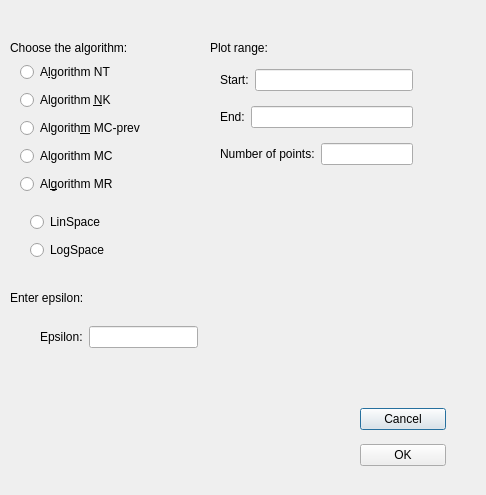
Qt form GUI/loop_shaping_dialog.ui (Isaac-Martinez-Forte/QFTbx) before a commit.
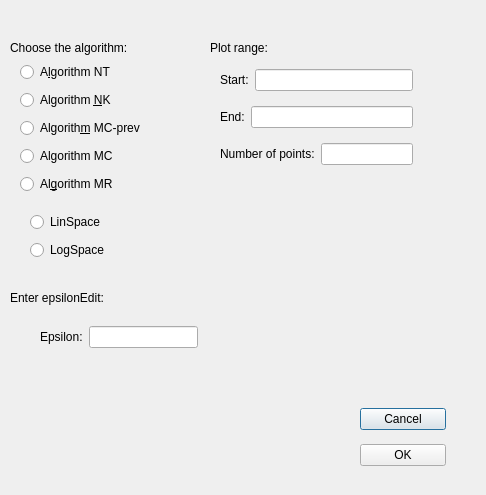
The same form after that commit.

What changed in the file:
```diff
--- a/GUI/loop_shaping_dialog.ui
+++ b/GUI/loop_shaping_dialog.ui
@@ -36,7 +36,7 @@
     </rect>
    </property>
    <property name="text">
-    <string>Enter epsilon:</string>
+    <string>Enter epsilonEdit:</string>
    </property>
   </widget>
   <widget class="QWidget" name="layoutWidget">
```
Left out of the diff: 40 changed lines with no effect on the pictures.
